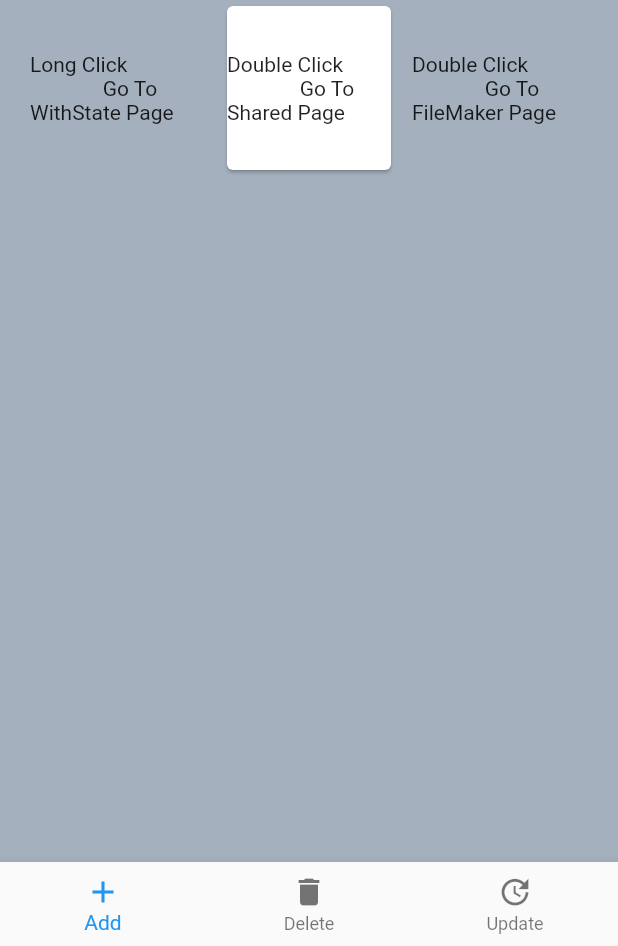
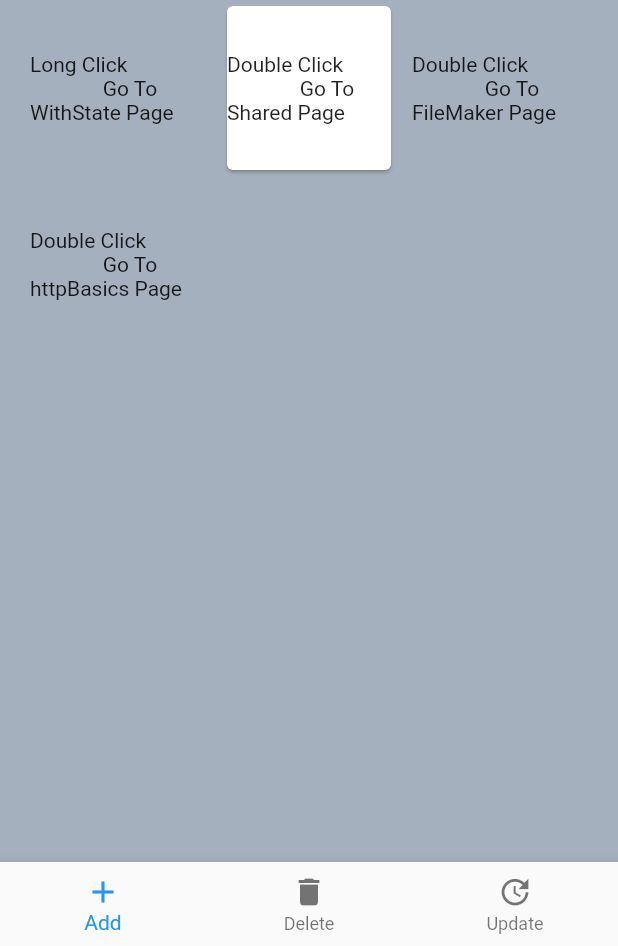
Before and after one commit to mfarkan/basics-of-Flutter, a Flutter app: the screen it shows after launch, on a phone screen of 412 x 824 dp, the part 290-1236 px from its top. Run offline on Flutter 3.47's test engine with Material 2 defaults, Android fonts, the phone set to English and light mode, and no system bars; our stand-ins replace fluttertoast, shared_preferences; network calls fail.

Commit message:
adding http package <3

```diff
--- a/FlutterApp/myflutterapp/lib/main.dart
+++ b/FlutterApp/myflutterapp/lib/main.dart
@@ -7,12 +7,14 @@ import './screens/rows.dart';
 import './screens/firstPage.dart';
 import './screens/hello.dart';
 import './screens/columns.dart';
+import './screens/httpBasics.dart';
 import './screens/scaffold.dart';
 import './screens/statelessOrFull.dart';
 import './screens/alertTextField.dart';
 
 void main() {
-  runApp(new MaterialApp(
+  runApp(
+    new MaterialApp(
       initialRoute: '/',
       routes: {
         '/': (context) => new ScaffoldBasics(),
@@ -26,6 +28,8 @@ void main() {
         '/FileMaker': (context) => new FileMaker(
               fileOutput: new FileOutput(),
             ),
+        '/HttpBasics': (context) => new HttpBasics(),
       },
-  ));
+    ),
+  );
 }
--- a/FlutterApp/myflutterapp/lib/screens/scaffold.dart
+++ b/FlutterApp/myflutterapp/lib/screens/scaffold.dart
@@ -106,6 +106,14 @@ class ScaffoldBasics extends StatelessWidget {
               Go To FileMaker Page '''),
               ),
             ),
+            new GestureDetector(
+              onDoubleTap: () => Navigator.pushNamed(context, '/HttpBasics'),
+              child: new Container(
+                alignment: Alignment.center,
+                child: new Text('''Double Click
+              Go To httpBasics Page '''),
+              ),
+            ),
           ],
         ),
       ),
--- a/FlutterApp/myflutterapp/pubspec.yaml
+++ b/FlutterApp/myflutterapp/pubspec.yaml
@@ -26,7 +26,7 @@ dependencies:
   fluttertoast: ^3.0.3
   shared_preferences: ^0.5.2
   path_provider: ^0.5.0+1
-
+  http: ^0.12.0+2
 dev_dependencies:
   flutter_test:
     sdk: flutter
```
Also changed, not shown: FlutterApp/myflutterapp/lib/screens/httpBasics.dart (added, +69 -0 lines), FlutterApp/myflutterapp/pubspec.lock. Lines whose indentation alone changed are shown as unchanged.
